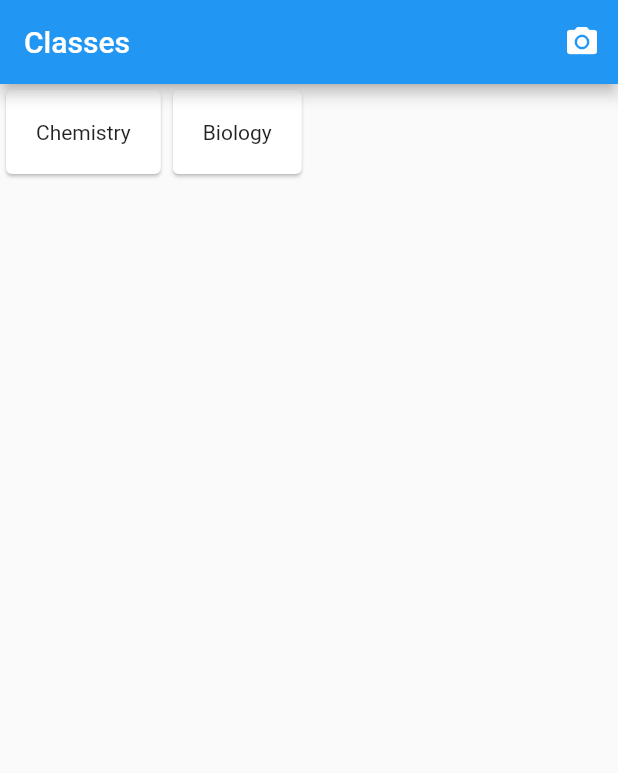
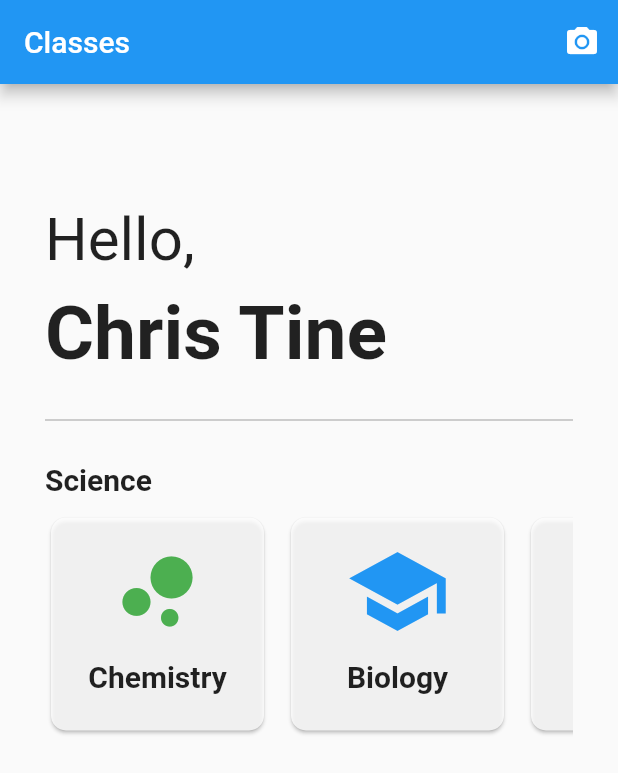
Before and after one commit to oniewankenobi/classroom, a Flutter app: the screen it shows after launch, on a phone screen of 412 x 824 dp. Shown: the top 773 px of the screen. Run offline on Flutter 3.47's test engine with Material 2 defaults, Android fonts, the phone set to English and light mode, and no system bars.

Commit message:
Changed ui for home page.

```diff
--- a/classroom/lib/HomePage.dart
+++ b/classroom/lib/HomePage.dart
@@ -32,16 +32,95 @@ class _MyHomePageState extends State<MyHomePage> {
           ),
         ],
       ),
-      body: Row(
-        children: <Widget>[
-          _buildClassCard(context, "Chemistry"),
-          _buildClassCard(context, "Biology"),
-        ],
-      ),
+      body: Container(
+        padding: EdgeInsets.only(
+          top: 30,
+          left: 30,
+          right: 30,
+        ),
+          child: Column(
+            crossAxisAlignment: CrossAxisAlignment.start,
+            children: <Widget>[
+              SizedBox(height: 50),
+              Text(
+                "Hello,",
+                style: TextStyle(
+                  fontSize: 40,
+                ),
+              ),
+              SizedBox(height: 10),
+              Text(
+                "Chris Tine",
+                style: TextStyle(
+                  fontSize: 50,
+                  fontWeight: FontWeight.bold,
+                ),
+              ),
+              SizedBox(height: 20),
+              Divider(
+                color: Colors.grey,
+              ),
+              SizedBox(height: 20),
+              _buildScienceSection(context),
+            ],
+          ),
+        ),
+      );
+  }
+
+  Widget _buildScienceSection(BuildContext context) {
+    return Column(
+      crossAxisAlignment: CrossAxisAlignment.start,
+      children: <Widget>[
+        Text(
+          "Science",
+          style: TextStyle(
+            fontSize: 20,
+            fontWeight: FontWeight.bold,
+          ),
+        ),
+        SizedBox(height: 10),
+        SingleChildScrollView(
+          scrollDirection: Axis.horizontal,
+          child: Row(
+            children: <Widget>[
+              _buildClassCard(
+                context,
+                "Chemistry",
+                Icon(
+                  Icons.bubble_chart,
+                  color: Colors.green,
+                  size: 70,
+                ),
+              ),
+              SizedBox(width: 10),
+              _buildClassCard(
+                context,
+                "Biology",
+                Icon(
+                  Icons.school,
+                  color: Colors.blue,
+                  size: 70,
+                ),
+              ),
+              SizedBox(width: 10),
+              _buildClassCard(
+                context,
+                "Physics",
+                Icon(
+                  Icons.smartphone,
+                  color: Colors.red,
+                  size: 70,
+                ),
+              ),
+            ],
+          ),
+        ),
+      ],
     );
   }
 
-  Widget _buildClassCard(BuildContext context, String title) {
+  Widget _buildClassCard(BuildContext context, String title, Icon icon) {
     return GestureDetector(
       onTap: () {
         Navigator.push(
@@ -51,13 +130,34 @@ class _MyHomePageState extends State<MyHomePage> {
           ),
         );
       },
-      child: Card(
-        color: Colors.white,
-        child: Container(
-          padding: EdgeInsets.all(20.0),
-          child: Text(title),
+      child: Container(
+        width: 150,
+        height: 150,
+        child: Card(
+          clipBehavior: Clip.antiAliasWithSaveLayer,
+          semanticContainer: true,
+          color: Colors.white.withOpacity(0.8),
+          shape: RoundedRectangleBorder(
+            borderRadius: BorderRadius.circular(10),
+          ),
+          child: Column(
+              mainAxisAlignment: MainAxisAlignment.center,
+              children: <Widget>[
+                icon,
+                Container(
+                  padding: EdgeInsets.all(10),
+                  child: Text(
+                    title,
+                    style: TextStyle(
+                      fontWeight: FontWeight.bold,
+                      fontSize: 20,
+                    ),
+                  ),
+                ),
+              ],
+            ),
+          ),
         ),
-      ),
     );
   }
 }
--- a/classroom/pubspec.yaml
+++ b/classroom/pubspec.yaml
@@ -45,9 +45,8 @@ flutter:
   uses-material-design: true
 
   # To add assets to your application, add an assets section, like this:
-  # assets:
-  #   - images/a_dot_burr.jpeg
-  #   - images/a_dot_ham.jpeg
+  assets:
+    - images/
 
   # An image asset can refer to one or more resolution-specific "variants", see
   # https://flutter.dev/assets-and-images/#resolution-aware.
```
